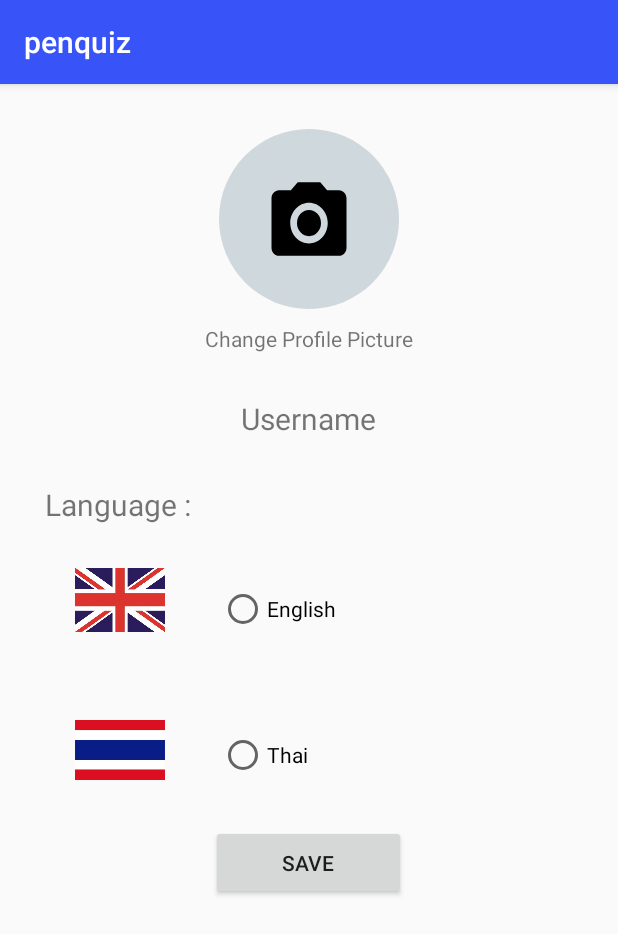
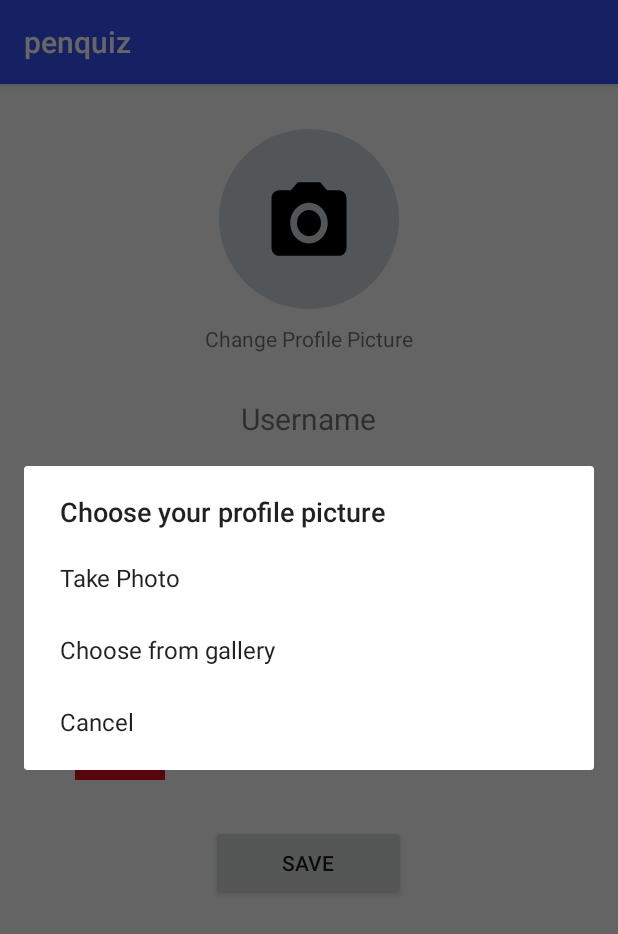
Before and after one commit to maijsp/penquiz, an Android app: the fragment SettingFragment shown on its own in the app's theme, after a tap on an icon or button, on a phone screen of 412 x 824 dp. Shown: the top 934 px of the screen. Run offline under Robolectric (Android 15) with nearby library versions, the phone set to English and light mode, and no system bars.

Commit message:
edit SettingFragment.kt
can choose image from gallery and take picture from camare. But picture that capture from camera is flipped and we cannot solve that problem yet.

```diff
--- a/app/src/main/java/com/example/penquiz/ui/setting/SettingFragment.kt
+++ b/app/src/main/java/com/example/penquiz/ui/setting/SettingFragment.kt
@@ -1,29 +1,38 @@
 package com.example.penquiz.ui.setting
 
 
+import android.annotation.SuppressLint
 import android.app.Activity.RESULT_CANCELED
 import android.app.Activity.RESULT_OK
 import android.app.AlertDialog
 import android.content.DialogInterface
 import android.content.Intent
 import android.graphics.Bitmap
+import android.net.Uri
 import android.os.Bundle
+import android.os.Environment
 import android.provider.MediaStore
 import android.view.LayoutInflater
 import android.view.View
 import android.view.ViewGroup
-import android.widget.Button
 import android.widget.ImageButton
+import androidx.core.content.FileProvider
 import androidx.fragment.app.Fragment
 import com.example.penquiz.R
+import kotlinx.android.synthetic.main.nav_header_main.*
+import java.io.File
+import java.io.IOException
+import java.text.SimpleDateFormat
+import java.util.*
 
 
-class SettingFragment: Fragment(),  View.OnClickListener  {
+class SettingFragment: Fragment(),View.OnClickListener {
 
 
     private lateinit var imageProfile: ImageButton
-    val REQUEST_IMAGE_CAPTURE = 0
-    val REQUEST_IMAGE_CHOOSE = 1
+    private val REQUEST_IMAGE_CAPTURE = 1
+    private val REQUEST_IMAGE_CHOOSE = 2
+    var currentPath:String? = null
     //private var mCurrentPhotoPath: String? = null;
 
     override fun onCreateView(inflater: LayoutInflater, container: ViewGroup?,
@@ -31,39 +40,58 @@ class SettingFragment: Fragment(),  View.OnClickListener  {
         val root = inflater.inflate(R.layout.fragment_profile,container,false)
 
         imageProfile= root.findViewById(R.id.camera_image)
+        imageProfile.setOnClickListener(View.OnClickListener {
+            addOperation(it)
+        })
 
-//        imageButton.setOnClickListener{
-//            imageSelect(it)
-//        }
-        imageProfile.setOnClickListener(this)
 
         return root
 //// Inflate the layout for this fragment
 ////return inflater.inflate(R.layout.fragment_contactus, container, false)
     }
 
-    override fun onClick(v: View?) {
+
+    fun addOperation(v: View?) {
 
         val options = arrayOf<String>("Take Photo","Choose from gallery","Cancel")
-        var builder = AlertDialog.Builder(this.context)
+        val builder = AlertDialog.Builder(this.context)
         builder.setTitle("Choose your profile picture")
 
         builder.setItems(options, DialogInterface.OnClickListener { dialog, item ->
-            if(options[item].equals("Taken Photo")){
+            if(options[item].equals("Take Photo")){
                 val takePicture: Intent = Intent(MediaStore.ACTION_IMAGE_CAPTURE)
-                startActivityForResult(takePicture,REQUEST_IMAGE_CAPTURE)
+//                if(takePicture.resolveActivity(packageManager) != null) {
+//                    var photoPath:File? = null
+//                    try{
+//                        photoPath = createImage()
+//                    }catch (e: IOException){
+//                        e.printStackTrace()
+//                    }
+//                    if(photoPath != null){
+//                        var photoUri = FileProvider.getUriForFile(this, "com.coutocode.cameraexample.fileprovider", photoPath)
+//                        takePicture.putExtra(MediaStore.EXTRA_OUTPUT, photoUri)
+//                        startActivityForResult(takePicture,REQUEST_IMAGE_CAPTURE)
+//
+//                    }
+//                }
+               // takePicture.putExtra(MediaStore.EXTRA_OUTPUT, REQUEST_IMAGE_CAPTURE)
+
+
+                   startActivityForResult(takePicture,REQUEST_IMAGE_CAPTURE)
+
+
             }
             else if(options[item].equals("Choose from gallery")){
                 val choosePicture: Intent = Intent( Intent.ACTION_PICK, MediaStore.Images.Media.EXTERNAL_CONTENT_URI)
                 startActivityForResult(choosePicture, REQUEST_IMAGE_CHOOSE);
             }
-            else if(options[item].equals("Cancrl")){
+            else if(options[item].equals("Cancel")){
                 dialog.dismiss()
             }
-            val dialog = builder.create()
-            dialog.show()
+
         })
-
+        val dialog = builder.create()
+        dialog.show()
 
 //        { dialog: DialogInterface, which: Int ->
 //            Toast.makeText(activity?.applicationContext,
@@ -74,9 +102,12 @@ class SettingFragment: Fragment(),  View.OnClickListener  {
 
     override fun onActivityResult(requestCode: Int, resultCode: Int, data: Intent?) {
         if(resultCode != RESULT_CANCELED){
-            if (requestCode == REQUEST_IMAGE_CAPTURE && resultCode == RESULT_OK && data != null) {
-                val imageBitmap = data.extras?.get("data") as Bitmap
-                imageProfile.setImageBitmap(imageBitmap)
+            if (requestCode == 2 && resultCode == RESULT_OK && data != null) {
+//                val imageBitmap = data.extras?.get("data") as Bitmap
+//                imageProfile.setImageBitmap(imageBitmap)
+
+                val uri: Uri? = data.data
+                imageProfile.setImageURI(uri);
                 //To get the File for further usage
                 //val auxFile = File(mCurrentPhotoPath)
 //            val extras = data?.getExtras()
@@ -84,11 +115,37 @@ class SettingFragment: Fragment(),  View.OnClickListener  {
 //            imageButton.setImageBitmap(imageBitmap)
 
             }
+            else if(requestCode == 1 && resultCode == RESULT_OK && data != null)
+            {
+                val  imageBitmap = data.extras?.get("data") as Bitmap
+//                try {
+//                    val file =File(currentPath)
+//                    val uri = Uri.fromFile(file)
+//                    imageProfile.setImageURI(uri)
+//                }catch (e: IOException)
+//                {
+//                    e.printStackTrace()
+//                }
+                imageProfile.setImageBitmap(imageBitmap)
+            }
 
         }
 
     }
 
+    override fun onClick(p0: View?) {
+        TODO("Not yet implemented")
+    }
+
+
+//    fun createImage(): File{
+//        val timestamp = SimpleDateFormat("yyyMMss_HHmmss").format(Date())
+//        val imageName = "JPEG_"+timestamp+"_"
+//        var storageDir = getExternalFilesDir(Environment.DIRECTORY_PICTURES)
+//        var image = File.createTempFile(imageName, ".jpg",storageDir)
+//        currentPath = image.absolutePath
+//        return image
+//    }
 
 
 }
```
